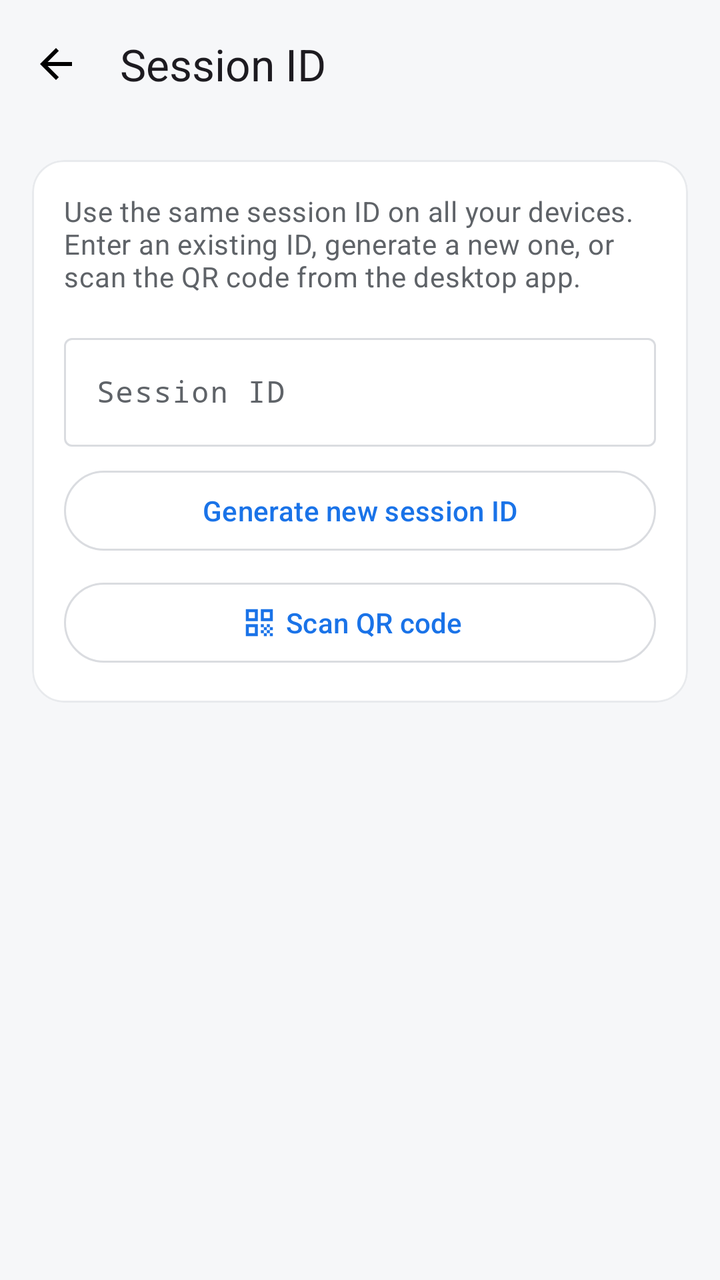
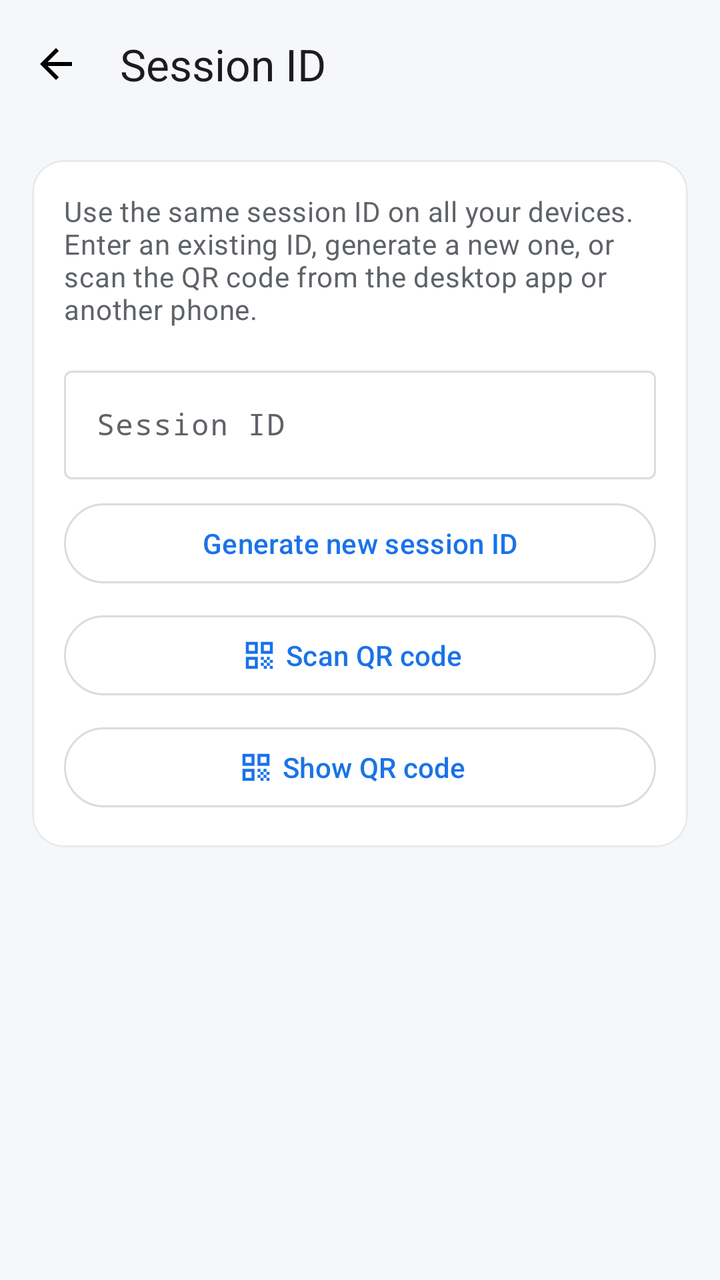

An Android layout rendered at two revisions. The XML below is the earlier revision; the diff shows what the commit changed to produce the second picture.
<!-- AndroidManifest.xml: application theme Theme.RemoteDesktop -->
<!-- res/layout/activity_session_id.xml -->
<?xml version="1.0" encoding="utf-8"?>
<LinearLayout xmlns:android="http://schemas.android.com/apk/res/android"
    xmlns:app="http://schemas.android.com/apk/res-auto"
    android:layout_width="match_parent"
    android:layout_height="match_parent"
    android:orientation="vertical">

    <com.google.android.material.appbar.MaterialToolbar
        android:id="@+id/toolbar"
        android:layout_width="match_parent"
        android:layout_height="?attr/actionBarSize"
        android:background="@android:color/transparent"
        app:navigationIcon="@drawable/ic_arrow_back"
        app:title="@string/session_id" />

    <ScrollView
        android:layout_width="match_parent"
        android:layout_height="match_parent"
        android:fillViewport="true">

        <LinearLayout
            android:layout_width="match_parent"
            android:layout_height="wrap_content"
            android:orientation="vertical"
            android:padding="16dp">

            <com.google.android.material.card.MaterialCardView
                style="@style/RdCard"
                android:layout_width="match_parent"
                android:layout_height="wrap_content">

                <LinearLayout
                    android:layout_width="match_parent"
                    android:layout_height="wrap_content"
                    android:orientation="vertical"
                    android:padding="16dp">

                    <TextView
                        android:layout_width="match_parent"
                        android:layout_height="wrap_content"
                        android:text="@string/session_id_help"
                        android:textAppearance="?attr/textAppearanceBodyMedium"
                        android:textColor="?attr/colorOnSurfaceVariant" />

                    <com.google.android.material.textfield.TextInputLayout
                        android:id="@+id/sessionKeyInput"
                        style="@style/Widget.Material3.TextInputLayout.OutlinedBox"
                        android:layout_width="match_parent"
                        android:layout_height="wrap_content"
                        android:layout_marginTop="16dp"
                        android:hint="@string/session_id">

                        <com.google.android.material.textfield.TextInputEditText
                            android:id="@+id/sessionKeyBox"
                            android:layout_width="match_parent"
                            android:layout_height="wrap_content"
                            android:inputType="textNoSuggestions|textMultiLine"
                            android:typeface="monospace"
                            android:textSize="15sp" />
                    </com.google.android.material.textfield.TextInputLayout>

                    <com.google.android.material.button.MaterialButton
                        android:id="@+id/saveBtn"
                        android:layout_width="match_parent"
                        android:layout_height="wrap_content"
                        android:layout_marginTop="8dp"
                        android:text="@string/save_and_connect"
                        android:visibility="gone" />

                    <com.google.android.material.button.MaterialButton
                        android:id="@+id/regenerateBtn"
                        style="@style/Widget.Material3.Button.OutlinedButton"
                        android:layout_width="match_parent"
                        android:layout_height="wrap_content"
                        android:layout_marginTop="8dp"
                        android:text="@string/generate_session_id" />

                    <com.google.android.material.button.MaterialButton
                        android:id="@+id/scanQrBtn"
                        style="@style/Widget.Material3.Button.OutlinedButton.Icon"
                        android:layout_width="match_parent"
                        android:layout_height="wrap_content"
                        android:layout_marginTop="8dp"
                        android:text="@string/scan_qr_code"
                        app:icon="@drawable/ic_qr_code"
                        app:iconGravity="textStart" />
                </LinearLayout>
            </com.google.android.material.card.MaterialCardView>
        </LinearLayout>
    </ScrollView>
</LinearLayout>
<!-- resources referenced by this layout -->
<resources>
  <!-- drawable ic_arrow_back (drawable) -->
  <vector xmlns:android="http://schemas.android.com/apk/res/android"
      android:width="24dp" android:height="24dp"
      android:viewportWidth="24" android:viewportHeight="24">
      <path android:fillColor="#FF000000"
          android:pathData="M20,11H7.83l5.59,-5.59L12,4l-8,8 8,8 1.41,-1.41L7.83,13H20v-2z"/>
  </vector>
  <!-- drawable ic_qr_code (drawable) -->
  <vector xmlns:android="http://schemas.android.com/apk/res/android"
      android:width="24dp" android:height="24dp"
      android:viewportWidth="24" android:viewportHeight="24">
      <path android:fillColor="#FF000000"
          android:pathData="M3,11h8V3H3v8zM5,5h4v4H5V5zM3,21h8v-8H3v8zM5,15h4v4H5v-4zM13,3v8h8V3h-8zM19,9h-4V5h4v4zM13,13h2v2h-2zM15,15h2v2h-2zM13,17h2v2h-2zM15,19h2v2h-2zM17,17h2v2h-2zM17,13h2v2h-2zM19,15h2v2h-2zM19,19h2v2h-2z"/>
  </vector>
  <string name="generate_session_id">Generate new session ID</string>
  <string name="save_and_connect">Save &amp; connect</string>
  <string name="scan_qr_code">Scan QR code</string>
  <string name="session_id">Session ID</string>
  <string name="session_id_help">Use the same session ID on all your devices. Enter an existing ID, generate a new one, or scan the QR code from the desktop app.</string>
  <style name="RdCard" parent="Widget.Material3.CardView.Outlined">
          <item name="cardBackgroundColor">?attr/colorSurface</item>
          <item name="strokeColor">?attr/colorOutlineVariant</item>
          <item name="strokeWidth">1dp</item>
          <item name="cardCornerRadius">16dp</item>
          <item name="cardElevation">0dp</item>
      </style>
  <style name="Theme.RemoteDesktop" parent="Theme.Material3.DayNight.NoActionBar">
          <item name="colorPrimary">@color/rd_primary</item>
          <item name="colorOnPrimary">@color/rd_on_primary</item>
          <item name="colorPrimaryContainer">@color/rd_primary_container</item>
          <item name="colorOnPrimaryContainer">@color/rd_on_primary_container</item>
          
          <item name="colorSurface">@color/rd_surface</item>
          <item name="colorOnSurface">@color/rd_on_surface</item>
          <item name="colorSurfaceVariant">@color/rd_surface_variant</item>
          <item name="colorOnSurfaceVariant">@color/rd_on_surface_variant</item>
          <item name="colorOutline">@color/rd_outline</item>
          <item name="colorOutlineVariant">@color/rd_outline_variant</item>
          <item name="android:colorBackground">@color/rd_background</item>
          <item name="android:windowBackground">@color/rd_background</item>
          <item name="android:statusBarColor">@color/rd_background</item>
          <item name="android:windowLightStatusBar">@bool/rd_light_system_bars</item>
          <item name="android:navigationBarColor">@color/rd_background</item>
      </style>
  <color name="rd_primary">#1A73E8</color>
  <color name="rd_on_primary">#FFFFFF</color>
  <color name="rd_primary_container">#D3E3FD</color>
  <color name="rd_on_primary_container">#041E49</color>
  <color name="rd_surface">#FFFFFF</color>
  <color name="rd_on_surface">#1F1F1F</color>
  <color name="rd_surface_variant">#F1F3F4</color>
  <color name="rd_on_surface_variant">#5F6368</color>
  <color name="rd_outline">#DADCE0</color>
  <color name="rd_outline_variant">#E8EAED</color>
  <color name="rd_background">#F6F7F9</color>
</resources>

<!-- the commit's change to res/layout/activity_session_id.xml (unified diff, before → after) -->
@@ -84,6 +84,16 @@
                         android:text="@string/scan_qr_code"
                         app:icon="@drawable/ic_qr_code"
                         app:iconGravity="textStart" />
+
+                    <com.google.android.material.button.MaterialButton
+                        android:id="@+id/showQrBtn"
+                        style="@style/Widget.Material3.Button.OutlinedButton.Icon"
+                        android:layout_width="match_parent"
+                        android:layout_height="wrap_content"
+                        android:layout_marginTop="8dp"
+                        android:text="@string/show_qr_code"
+                        app:icon="@drawable/ic_qr_code"
+                        app:iconGravity="textStart" />
                 </LinearLayout>
             </com.google.android.material.card.MaterialCardView>
         </LinearLayout>
<!-- resource entries referenced after the edit -->
@@ -18,7 +18,8 @@
   <string name="save_and_connect">Save &amp; connect</string>
   <string name="scan_qr_code">Scan QR code</string>
   <string name="session_id">Session ID</string>
-  <string name="session_id_help">Use the same session ID on all your devices. Enter an existing ID, generate a new one, or scan the QR code from the desktop app.</string>
+  <string name="session_id_help">Use the same session ID on all your devices. Enter an existing ID, generate a new one, or scan the QR code from the desktop app or another phone.</string>
+  <string name="show_qr_code">Show QR code</string>
   <style name="RdCard" parent="Widget.Material3.CardView.Outlined">
           <item name="cardBackgroundColor">?attr/colorSurface</item>
           <item name="strokeColor">?attr/colorOutlineVariant</item>
